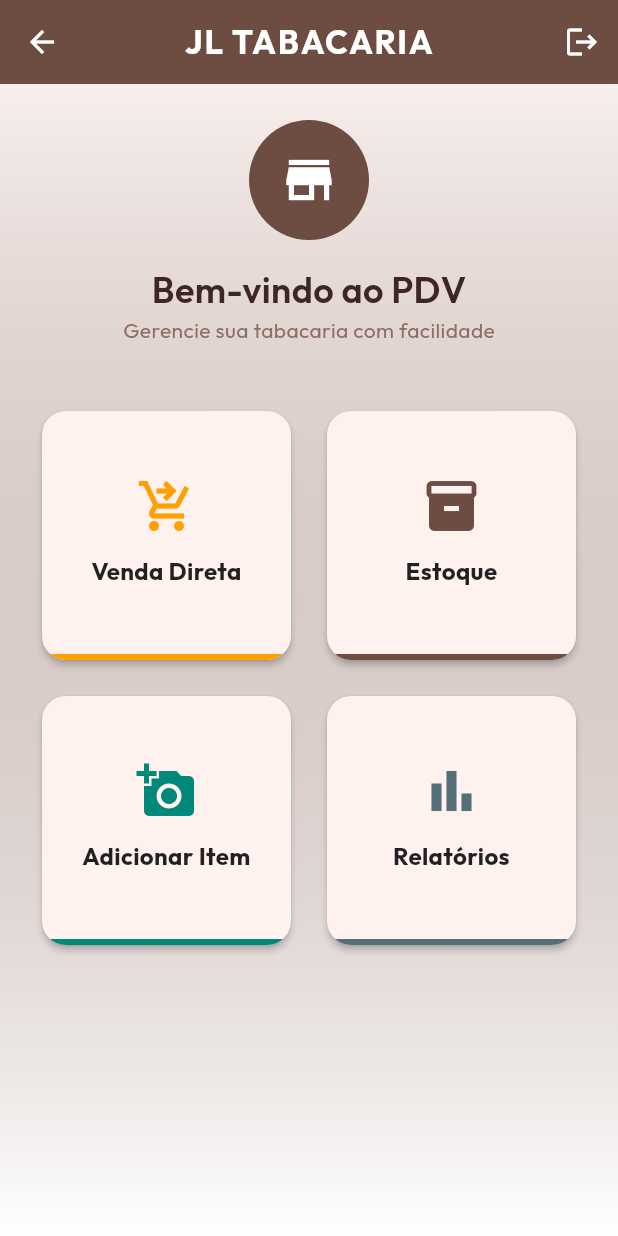
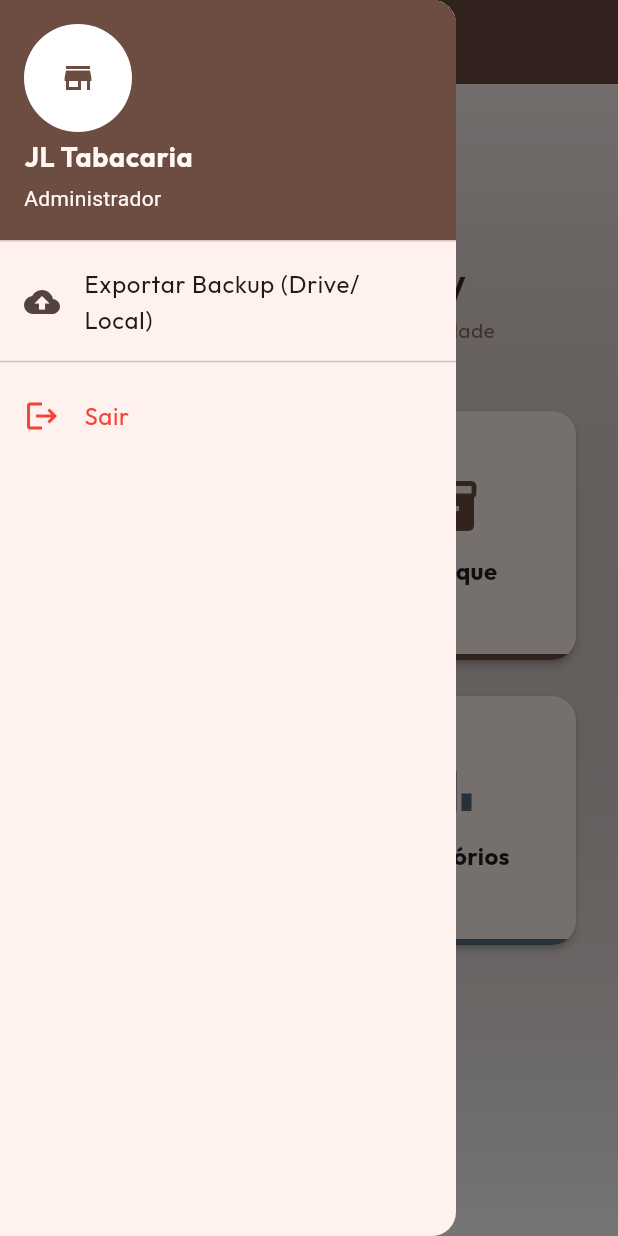
Before and after one commit to caiofrk/SMART_PDV, a Flutter app: the HomeScreen screen opened directly, with the side drawer open (before the commit the screen has no drawer), on a phone screen of 412 x 824 dp. Run offline on Flutter 3.47's test engine with Material 3 defaults, Android fonts, the phone set to English and light mode, and no system bars; our stand-ins replace google_fonts, image_picker, pdf, printing, share_plus, sqflite; missing offline and left inert: mobile_scanner; accounts and stored records are empty.

Commit message:
Add database backup feature with Share functionality

```diff
--- a/lib/screens/home_screen.dart
+++ b/lib/screens/home_screen.dart
@@ -7,6 +7,7 @@ import 'reports_screen.dart';
 import '../widgets/low_stock_alert.dart';
 import '../providers/product_provider.dart';
 import '../providers/auth_provider.dart';
+import '../services/backup_service.dart';
 import 'package:provider/provider.dart';
 
 class HomeScreen extends StatefulWidget {
@@ -34,12 +35,42 @@ class _HomeScreenState extends State<HomeScreen> {
           'JL TABACARIA',
           style: GoogleFonts.outfit(fontWeight: FontWeight.bold, letterSpacing: 1.2),
         ),
-        actions: [
-          IconButton(
-            icon: const Icon(Icons.logout),
-            onPressed: () => context.read<AuthProvider>().logout(),
-          ),
-        ],
+      ),
+      drawer: Drawer(
+        child: ListView(
+          padding: EdgeInsets.zero,
+          children: [
+            UserAccountsDrawerHeader(
+              decoration: BoxDecoration(color: Theme.of(context).colorScheme.primary),
+              accountName: Text(
+                'JL Tabacaria',
+                style: GoogleFonts.outfit(fontWeight: FontWeight.bold, fontSize: 18),
+              ),
+              accountEmail: const Text('Administrador'),
+              currentAccountPicture: const CircleAvatar(
+                backgroundColor: Colors.white,
+                child: Icon(Icons.store, color: Color(0xFF6D4C41)),
+              ),
+            ),
+            ListTile(
+              leading: const Icon(Icons.backup),
+              title: const Text('Exportar Backup (Drive/Local)'),
+              onTap: () {
+                Navigator.pop(context); // Close drawer
+                BackupService.exportDatabase(context);
+              },
+            ),
+            const Divider(),
+            ListTile(
+              leading: const Icon(Icons.logout, color: Colors.red),
+              title: const Text('Sair', style: TextStyle(color: Colors.red)),
+              onTap: () {
+                Navigator.pop(context);
+                context.read<AuthProvider>().logout();
+              },
+            ),
+          ],
+        ),
       ),
       body: Container(
         decoration: BoxDecoration(
--- a/lib/services/database_helper.dart
+++ b/lib/services/database_helper.dart
@@ -14,6 +14,11 @@ class DatabaseHelper {
     if (_database != null) return _database!;
     _database = await _initDB('pos_system.db');
     return _database!;
+  }
+
+  Future<String> getDatabaseFilePath() async {
+    final dbPath = await getDatabasesPath();
+    return join(dbPath, 'pos_system.db');
   }
 
   Future<Database> _initDB(String filePath) async {
--- a/pubspec.yaml
+++ b/pubspec.yaml
@@ -44,6 +44,7 @@ dependencies:
   pdf: ^3.11.3
   printing: ^5.14.2
   path_provider: ^2.1.5
+  share_plus: ^12.0.1
 
 dev_dependencies:
   flutter_test:
```
Also changed, not shown: lib/services/backup_service.dart (added, +31 -0 lines), pubspec.lock, 5 other files.
